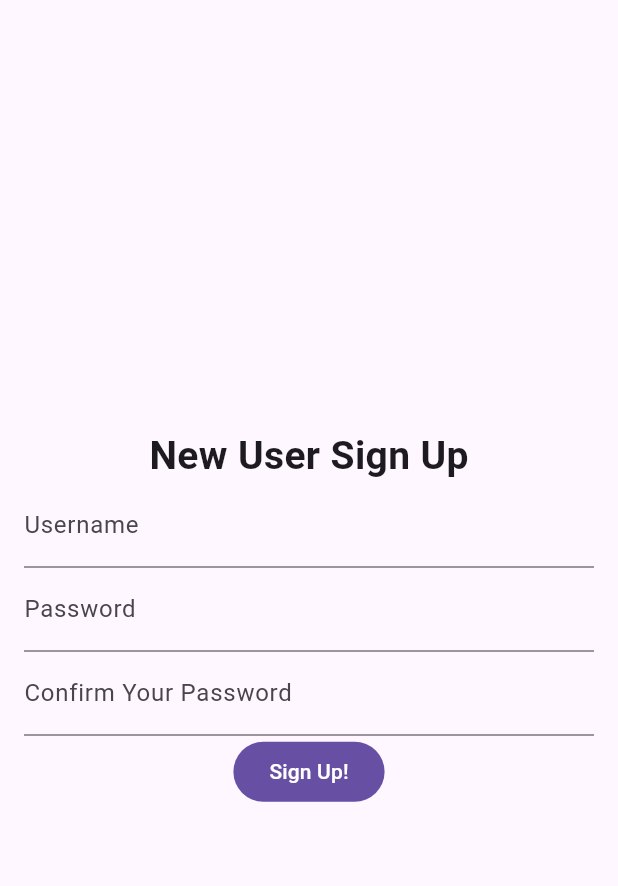
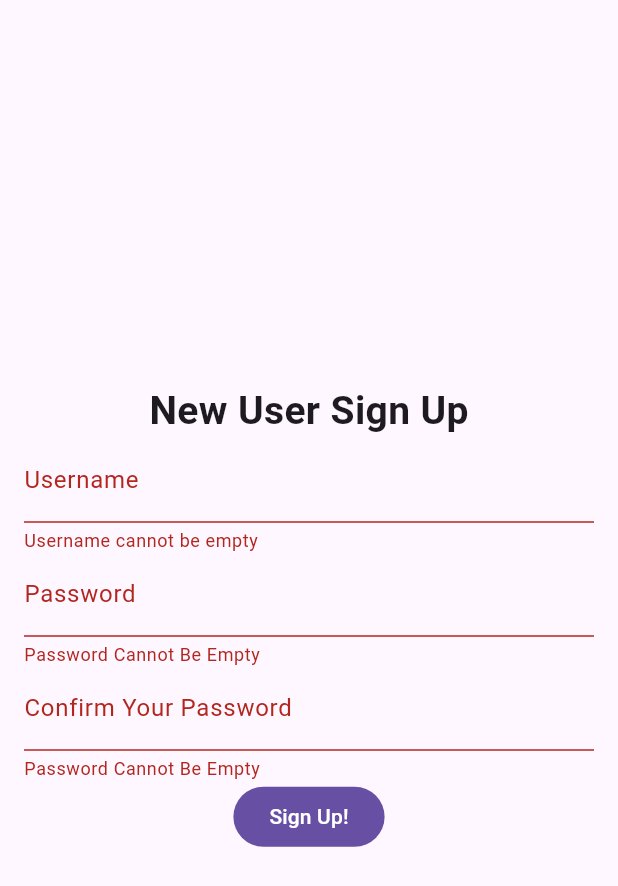
Before and after one commit to tmaurer-nait/dmit-2504-a03-winter-2025-instructor-workbook, a Flutter app: the screen it shows after launch, after a tap on "Sign Up!", on a phone screen of 412 x 824 dp. Shown: the top 886 px of the screen. Run offline on Flutter 3.47's test engine with Material 3 defaults, Android fonts, the phone set to English and light mode, and no system bars; network calls fail.

Commit message:
forms done

```diff
--- a/widgets/forms_example/lib/main.dart
+++ b/widgets/forms_example/lib/main.dart
@@ -44,6 +44,19 @@ class _UserSignupFormState extends State<UserSignupForm> {
   // not GlobalKey<_UserSignupFormState>
   final _formKey = GlobalKey<FormState>();
 
+  // Create some text editing controllers so we can access the values of our form
+  // This is sort of equivalent to const [name, setName] = useState('') in React
+  final _usernameController = TextEditingController();
+  final _passwordController = TextEditingController();
+  final _password2Controller = TextEditingController();
+
+  String? _isPasswordEmpty(String? value) {
+    if (value == null || value.trim().isEmpty) {
+      return 'Password Cannot Be Empty';
+    }
+    return null;
+  }
+
   @override
   Widget build(BuildContext context) {
     return Form(
@@ -57,22 +70,69 @@ class _UserSignupFormState extends State<UserSignupForm> {
           ),
           // TextFormField rather than TextField to allow connection to the form
           // widget and leveraging the form validate/reset functionality
-          TextFormField(decoration: InputDecoration(label: Text('Username'))),
+          TextFormField(
+            // Here I bind the individual controller to the form field
+            controller: _usernameController,
+            validator: (value) => (value == null || value.trim().isEmpty)
+                ? 'Username cannot be empty'
+                : null,
+            decoration: InputDecoration(label: Text('Username')),
+          ),
           TextFormField(
             // Always include the below options on password fields
             // for user experience reasons
+            controller: _passwordController,
+            validator: _isPasswordEmpty,
             obscureText: true,
             enableSuggestions: false,
             autocorrect: false,
             decoration: InputDecoration(label: Text('Password')),
           ),
           TextFormField(
+            controller: _password2Controller,
+            validator: (value) {
+              if (value == null || value.trim().isEmpty) {
+                return 'Password Cannot Be Empty';
+              }
+              if (value != _passwordController.text) {
+                return 'Passwords Do Not Match';
+              }
+              return null;
+            },
             obscureText: true,
             enableSuggestions: false,
             autocorrect: false,
             decoration: InputDecoration(label: Text('Confirm Your Password')),
           ),
-          FilledButton(onPressed: () {}, child: Text('Sign Up!')),
+          FilledButton(
+            onPressed: () {
+              // For our validation we will leverage the forms validate capability
+              // This calls the validator on every single input in the form
+              // We will utilize the key we defined above to access the form state
+              if (_formKey.currentState!.validate()) {
+                // Once we've done the validation we can do something productive
+                // with our form data by using the values in the controllers
+                // Usually that would be something like calling an API, updating a DB, etc.
+
+                // We are just going to show a toast instead
+                ScaffoldMessenger.of(context).showSnackBar(
+                  SnackBar(
+                    content: Text(
+                      // By putting several strings next to each other I can
+                      // split them across multiple lines in editor but have them
+                      // as one line in the display
+                      'Username: ${_usernameController.text}, '
+                      'Password: ${_passwordController.text}, '
+                      'Password 2: ${_password2Controller.text}',
+                    ),
+                  ),
+                );
+
+                _formKey.currentState!.reset();
+              }
+            },
+            child: Text('Sign Up!'),
+          ),
         ],
       ),
     );
```
Also changed, not shown: 1 other file.
